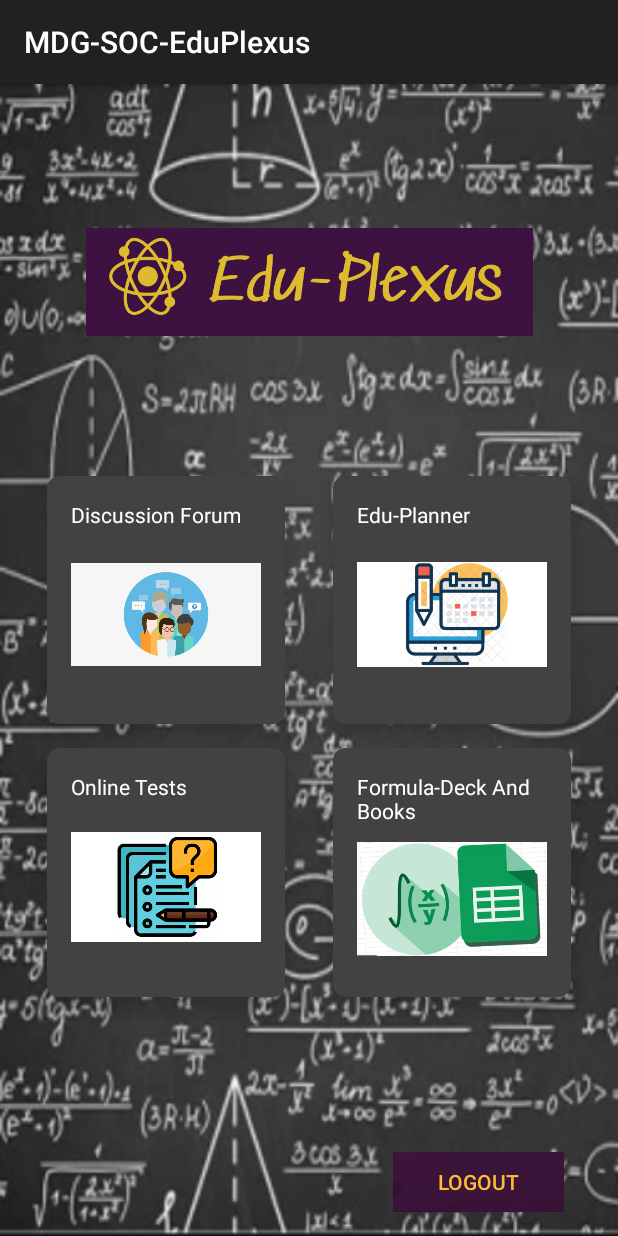
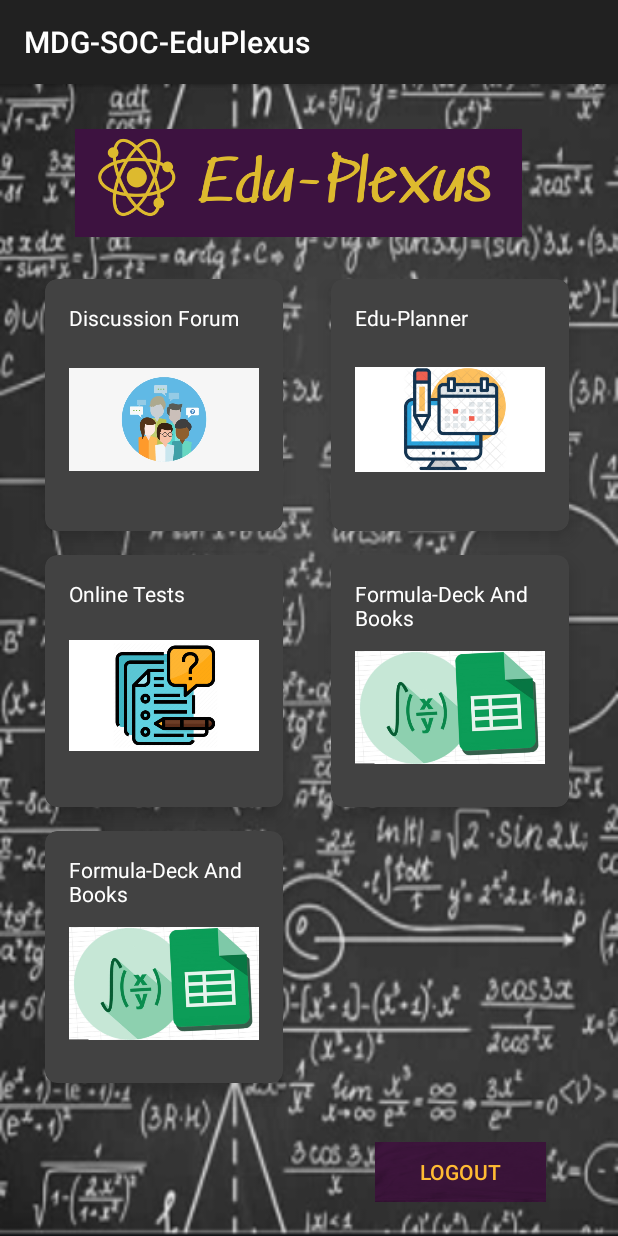
Before and after one commit to mdg-soc-19/edu-plexus, an Android app: the HomeMain screen opened directly, with no data from a screen before it, on a phone screen of 412 x 824 dp. Run offline under Robolectric (Android 15) with nearby library versions, the phone set to English and light mode, and no system bars; our stand-ins replace Firebase (no records; nobody signed in at launch, a user with empty details on screens opened directly); Roboto replaces fonts that are not available here.

```diff
--- a/app/src/main/AndroidManifest.xml
+++ b/app/src/main/AndroidManifest.xml
@@ -1,6 +1,12 @@
 <?xml version="1.0" encoding="utf-8"?>
 <manifest xmlns:android="http://schemas.android.com/apk/res/android"
     package="com.example.mdg_soc_eduplexus">
+
+    <uses-permission android:name="android.permission.WRITE_EXTERNAL_STORAGE"/>
+    <uses-permission android:name="android.permission.ACCESS_NETWORK_STATE"/>
+    <uses-permission android:name="android.permission.ACCESS_WIFI_STATE"/>
+    <uses-permission android:name="android.permission.INTERNET"/>
+
 
     <application
         android:allowBackup="true"
--- a/app/src/main/res/layout/activity_conic_section.xml
+++ b/app/src/main/res/layout/activity_conic_section.xml
@@ -5,14 +5,5 @@
     android:layout_width="match_parent"
     android:layout_height="match_parent"
     tools:context=".ConicSection">
-    <TextView
-        android:id="@+id/textView"
-        android:layout_width="193dp"
-        android:layout_height="114dp"
-        android:text="Nothing to show here"
-        android:textSize="24sp"
-        app:layout_constraintBottom_toBottomOf="parent"
-        app:layout_constraintEnd_toEndOf="parent"
-        app:layout_constraintStart_toStartOf="parent"
-        app:layout_constraintTop_toTopOf="parent"/>
+
 </androidx.constraintlayout.widget.ConstraintLayout>
--- a/app/src/main/res/layout/activity_home_main.xml
+++ b/app/src/main/res/layout/activity_home_main.xml
@@ -8,11 +8,31 @@
     android:orientation="vertical"
     tools:context=".HomeMain">
 
+    <androidx.core.widget.NestedScrollView
+        android:layout_width="match_parent"
+        android:layout_height="wrap_content"
+        app:layout_constraintTop_toTopOf="parent">
 
+        <LinearLayout
+            android:layout_width="wrap_content"
+            android:layout_height="match_parent"
+            android:orientation="vertical">
+
+            <ImageView
+                android:id="@+id/imageView"
+                android:layout_width="298dp"
+                android:layout_height="100dp"
+                android:layout_marginLeft="50dp"
+                android:layout_marginTop="16dp"
+                app:layout_constraintBottom_toTopOf="@+id/gridLayout"
+                app:layout_constraintEnd_toEndOf="parent"
+                app:layout_constraintStart_toStartOf="parent"
+                app:layout_constraintTop_toTopOf="parent"
+                app:srcCompat="@mipmap/logo2" />
             <GridLayout
                 android:id="@+id/gridLayout"
                 android:layout_width="409dp"
-        android:layout_height="391dp"
+                android:layout_height="580dp"
                 android:columnCount="2"
                 android:padding="14dp"
                 android:rowCount="2"
@@ -158,6 +178,7 @@
 
                 </androidx.cardview.widget.CardView>
 
+
                 <androidx.cardview.widget.CardView
                     android:id="@+id/FormulaDeck"
                     android:layout_width="0dp"
@@ -200,23 +221,55 @@
 
                 </androidx.cardview.widget.CardView>
 
+                <androidx.cardview.widget.CardView
+                    android:id="@+id/OnlineVideos"
+                    android:layout_width="0dp"
+                    android:layout_height="0dp"
+                    android:layout_rowWeight="1"
+                    android:layout_columnWeight="1"
+                    android:layout_marginLeft="16dp"
+                    android:layout_marginRight="16dp"
+                    android:layout_marginBottom="16dp"
+                    app:cardCornerRadius="8dp"
+                    app:cardElevation="8dp">
+
+                    <LinearLayout
+                        android:layout_width="wrap_content"
+                        android:layout_height="wrap_content"
+                        android:layout_gravity="center"
+                        android:layout_margin="16dp"
+                        android:orientation="vertical">
+
+                        <TextView
+                            android:id="@+id/textView8"
+                            android:layout_width="wrap_content"
+                            android:layout_height="wrap_content"
+                            android:text="Formula-Deck And Books "
+                            android:textColor="#ffffff"
+                            app:layout_constraintBottom_toBottomOf="parent"
+                            app:layout_constraintTop_toTopOf="parent"
+                            tools:layout_conversion_absoluteHeight="31dp"
+                            tools:layout_conversion_absoluteWidth="154dp"
+                            tools:layout_editor_absoluteX="21dp"
+                            tools:layout_editor_absoluteY="334dp" />
+
+                        <ImageView
+                            android:id="@+id/OnineVids"
+                            android:layout_width="wrap_content"
+                            android:layout_height="wrap_content"
+                            android:layout_gravity="center_horizontal"
+                            android:src="@drawable/formuladeck" />
+                    </LinearLayout>
+
+                </androidx.cardview.widget.CardView>
 
             </GridLayout>
-    <ImageView
-        android:id="@+id/imageView"
-        android:layout_width="298dp"
-        android:layout_height="100dp"
-        android:layout_marginTop="16dp"
-        app:layout_constraintBottom_toTopOf="@+id/gridLayout"
-        app:layout_constraintEnd_toEndOf="parent"
-        app:layout_constraintStart_toStartOf="parent"
-        app:layout_constraintTop_toTopOf="parent"
-        app:srcCompat="@mipmap/logo2" />
 
             <Button
                 android:id="@+id/logout"
                 android:layout_width="114dp"
                 android:layout_height="40dp"
+                android:layout_marginLeft="250dp"
                 android:layout_marginTop="9dp"
                 android:layout_marginBottom="16dp"
                 android:background="@drawable/capture3"
@@ -228,6 +281,8 @@
                 app:layout_constraintStart_toStartOf="parent"
                 app:layout_constraintTop_toBottomOf="@+id/gridLayout"
                 app:layout_constraintVertical_bias="1.0" />
+        </LinearLayout>
+    </androidx.core.widget.NestedScrollView>
 
 
 </androidx.constraintlayout.widget.ConstraintLayout>
--- /dev/null
+++ b/app/src/main/res/layout/video_view.xml
@@ -0,0 +1,6 @@
+<?xml version="1.0" encoding="utf-8"?>
+<androidx.constraintlayout.widget.ConstraintLayout
+    xmlns:android="http://schemas.android.com/apk/res/android" android:layout_width="match_parent"
+    android:layout_height="match_parent">
+
+</androidx.constraintlayout.widget.ConstraintLayout>
```
Also changed, not shown: app/src/main/res/drawable/integrals.PNG (renamed from app/src/main/res/drawable/Integrals.PNG), 2 other files. Lines whose indentation alone changed are shown as unchanged.
